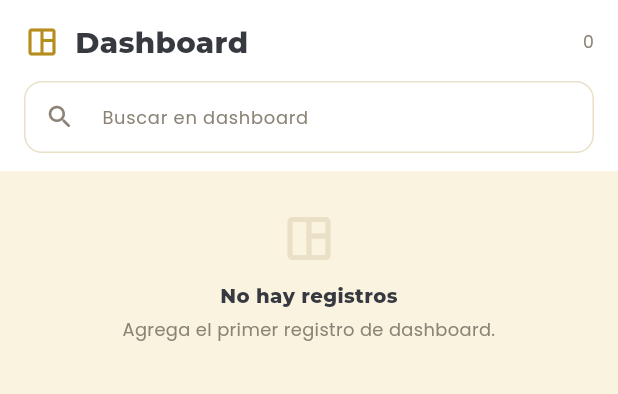
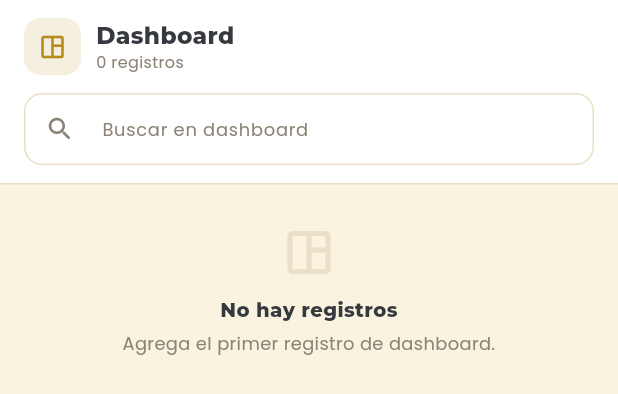
Before and after one commit to lkarimex27-dotcom/App_El-parche-mini-Burguer, a Flutter app: the AdminModuleScreen widget shown alone on an empty page, opened directly with empty values, on a phone screen of 412 x 824 dp. Shown: the top 394 px of the screen. Run offline on Flutter 3.47's test engine with Material 3 defaults, Android fonts, the phone set to English and light mode, and no system bars; our stand-ins replace file_picker, flutter_native_splash, font_awesome_flutter, google_fonts, image_picker, sensors_plus and 1 more; accounts and stored records are empty; network calls fail.

Commit message:
Empleado sin compras, proveedores ni ventas; y mejor la pantalla de modulos
Permisos: al empleado se le quitan Compras, Proveedores y Ventas. Le
quedan pedidos, produccion, inventario, fichas tecnicas, el catalogo en
solo lectura y su perfil.

Como ya no puede comprar, en su inicio el boton de las alertas pasa de
"Comprar" a "Ver" y lleva a Inventario, y el acceso rapido de compras se
cambia por Productos.

"Mas": los nombres se ven completos. Se cortaban porque la celda no daba
el alto para la segunda linea, no por el texto: la celda pasa a 0,74 de
proporcion y el circulo baja a 52. Se quita el ellipsis, que era lo que
escondia "Fichas tecnicas".

La pantalla de inventario y produccion:
- El encabezado tenia el titulo a 22 y un numero suelto a la derecha que
  no decia de que era. Ahora el icono va en una placa, el titulo a 17 y
  debajo "N registros".
- Crear pasa de un icono a un boton "Nuevo" que se ve.
- En las tarjetas, el valor sale con punto de miles y en verde: antes
  decia "$68000 COP" en el rojo que la app usa para los errores.
- Se quita el boton de ojo, que repetia lo que ya hace tocar la tarjeta.
- Todo sigue el modo oscuro.

125 pruebas en verde, analyze limpio y APK compilando.

Co-Authored-By: Claude Opus 5 <noreply@anthropic.com>

```diff
--- a/lib/admin/models/permisos.dart
+++ b/lib/admin/models/permisos.dart
@@ -176,16 +176,10 @@ final Map<Rol, Map<ModuloAdmin, Set<Permiso>>> permisosPorRol = {
     },
     ModuloAdmin.fichasTecnicas: _verYCambiarEstado,
 
-    // Compras: puede hacer una cuando hace falta algo. Ve los proveedores
-    // porque sin ellos no hay a quién comprarle, pero no los toca.
-    ModuloAdmin.compras: {Permiso.ver, Permiso.crear, Permiso.cambiarEstado},
-    ModuloAdmin.proveedores: _soloVer,
-
     // El catálogo lo consulta, no lo edita.
     ModuloAdmin.productos: _soloVer,
     ModuloAdmin.categorias: _soloVer,
 
-    ModuloAdmin.ventas: _soloVer,
     ModuloAdmin.perfil: {
       Permiso.ver,
       Permiso.editar,
--- a/lib/admin/screens/admin_module_screen.dart
+++ b/lib/admin/screens/admin_module_screen.dart
@@ -1,4 +1,5 @@
 import 'package:flutter/material.dart';
+import '../../models/precio.dart';
 import '../../models/product.dart';
 import '../../state/app_scope.dart';
 import '../../theme/app_colors.dart';
@@ -41,37 +42,83 @@ class _AdminModuleScreenState extends State<AdminModuleScreen> {
         puede(AppScope.usuario(context).rol, widget.modulo, Permiso.crear);
 
     return Container(
-      color: AppColors.crema,
+      color: AppColors.fondo(context),
       child: Column(
         children: [
           Container(
-            color: Colors.white,
-            padding: const EdgeInsets.fromLTRB(16, 14, 16, 12),
+            decoration: BoxDecoration(
+              color: AppColors.superficie(context),
+              border: Border(
+                bottom: BorderSide(color: AppColors.linea(context)),
+              ),
+            ),
+            padding: const EdgeInsets.fromLTRB(16, 12, 16, 12),
             child: Column(
               crossAxisAlignment: CrossAxisAlignment.start,
               children: [
                 Row(
                   children: [
-                    if (widget.mostrarRegreso)
+                    if (widget.mostrarRegreso) ...[
                       IconButton(
                         tooltip: 'Volver',
                         onPressed: () => Navigator.of(context).pop(),
                         icon: const Icon(Icons.arrow_back_rounded),
+                        padding: EdgeInsets.zero,
+                        constraints: const BoxConstraints(),
+                        color: AppColors.texto(context),
                       ),
-                    Icon(widget.modulo.icono, color: AppColors.mostaza),
+                      const SizedBox(width: 12),
+                    ],
+                    Container(
+                      width: 38,
+                      height: 38,
+                      decoration: BoxDecoration(
+                        color: AppColors.mostaza.withValues(alpha: 0.14),
+                        borderRadius: BorderRadius.circular(11),
+                      ),
+                      child: Icon(widget.modulo.icono,
+                          color: AppColors.mostaza, size: 20),
+                    ),
                     const SizedBox(width: 10),
+                    // El título y cuántos hay, uno debajo del otro: el
+                    // número suelto a la derecha no decía de qué era.
                     Expanded(
-                        child: Text(widget.modulo.label,
-                            style: AppTextStyles.heading(size: 22))),
+                      child: Column(
+                        crossAxisAlignment: CrossAxisAlignment.start,
+                        children: [
+                          Text(widget.modulo.label,
+                              maxLines: 1,
+                              overflow: TextOverflow.ellipsis,
+                              style: AppTextStyles.heading(
+                                  size: 17, color: AppColors.texto(context))),
+                          Text(
+                            registros.length == 1
+                                ? '1 registro'
+                                : '${registros.length} registros',
+                            style: AppTextStyles.body(
+                                size: 11,
+                                color: AppColors.textoSuave(context)),
+                          ),
+                        ],
+                      ),
+                    ),
                     if (puedeCrear)
-                      IconButton(
-                        tooltip: 'Crear',
-                        onPressed: () => _nuevo(context),
-                        icon: const Icon(Icons.add_circle_outline),
+                      Tooltip(
+                        message: 'Crear',
+                        child: FilledButton.icon(
+                          onPressed: () => _nuevo(context),
+                          icon: const Icon(Icons.add_rounded, size: 18),
+                          label: Text('Nuevo',
+                              style: AppTextStyles.heading(
+                                  size: 11.5, color: Colors.white)),
+                          style: FilledButton.styleFrom(
+                            backgroundColor: AppColors.mostaza,
+                            padding: const EdgeInsets.symmetric(horizontal: 12),
+                            shape: RoundedRectangleBorder(
+                                borderRadius: BorderRadius.circular(12)),
+                          ),
+                        ),
                       ),
-                    Text('${registros.length}',
-                        style: AppTextStyles.body(
-                            size: 12, color: AppColors.muted)),
                   ],
                 ),
                 const SizedBox(height: 12),
@@ -593,26 +640,26 @@ class _RegistroCard extends StatelessWidget {
         children: [
           Row(children: [
             Expanded(
-                child: Text(registro.titulo,
-                    style: AppTextStyles.heading(size: 14))),
+              child: Text(registro.titulo,
+                  style: AppTextStyles.heading(
+                      size: 13.5, color: AppColors.texto(context))),
+            ),
+            const SizedBox(width: 8),
             _Estado(texto: registro.estado),
-            const SizedBox(width: 4),
-            IconButton(
-                tooltip: 'Más información',
-                onPressed: onDetalle,
-                icon: const Icon(Icons.visibility_outlined, size: 19)),
           ]),
-          const SizedBox(height: 7),
+          const SizedBox(height: 6),
           Text(registro.detalle,
-              style: AppTextStyles.body(size: 12, color: AppColors.muted)),
+              style: AppTextStyles.body(
+                  size: 11.5, color: AppColors.textoSuave(context))),
           if (registro.valor != null) ...[
-            const SizedBox(height: 6),
-            Text('\$${registro.valor!.toStringAsFixed(0)} COP',
-                style:
-                    AppTextStyles.heading(size: 13, color: AppColors.tomate)),
+            const SizedBox(height: 8),
+            // Con punto de miles y en verde, como el resto de la app: antes
+            // salía "$68000 COP" y en el rojo de los errores.
+            Text(formatoPesos(registro.valor!.round()),
+                style: AppTextStyles.heading(size: 14, color: AppColors.verde)),
           ],
           if (puedeEstado || puedeAnular || puedeEliminar) ...[
-            const Divider(height: 22),
+            Divider(height: 22, color: AppColors.linea(context)),
             Wrap(
               spacing: 8,
               runSpacing: 8,
```
Also changed, not shown: lib/admin/screens/mas_screen.dart (+14 -13 lines), lib/empleado/screens/inicio_empleado_screen.dart (+9 -7 lines), 4 other files.
